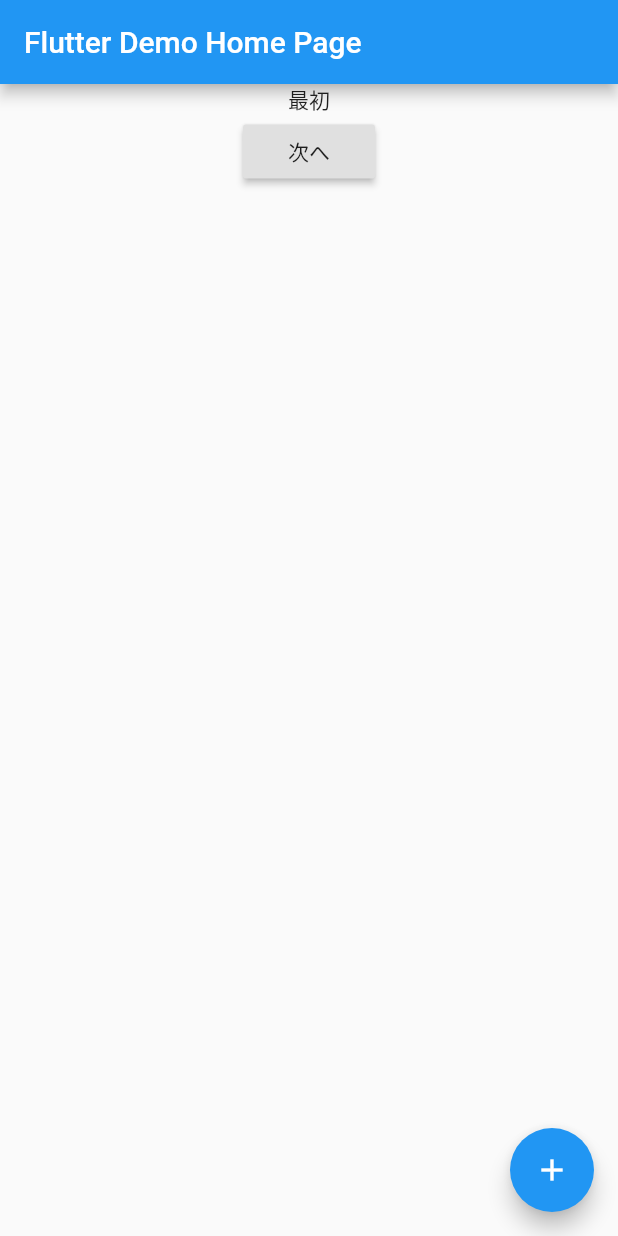
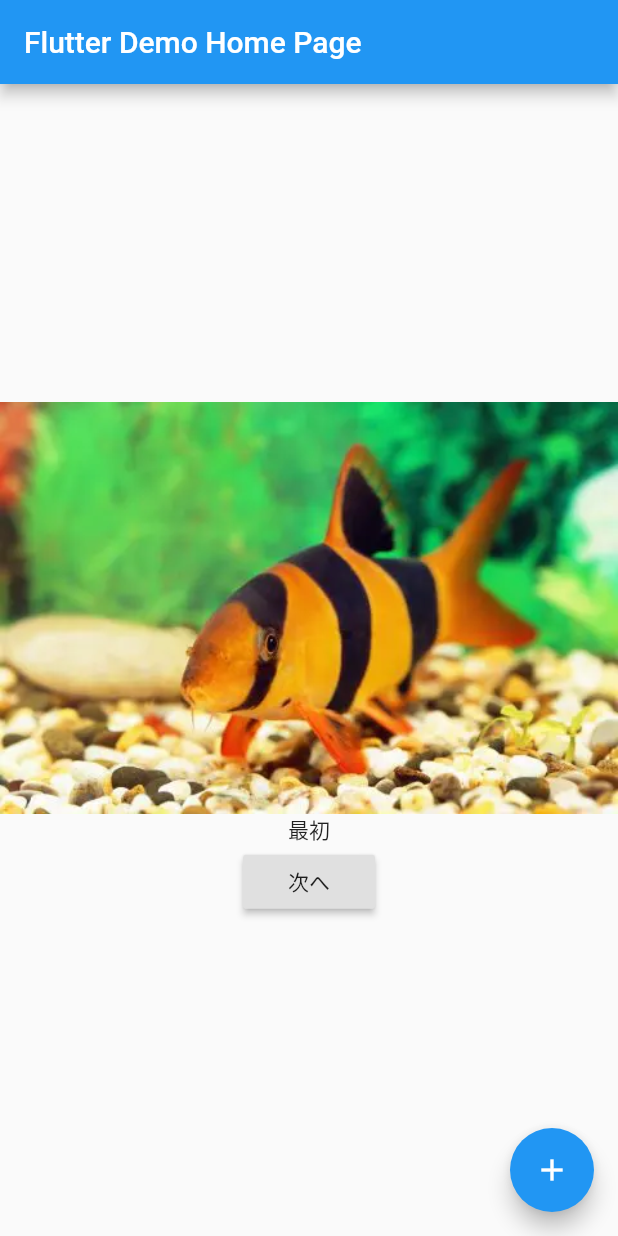
Before and after one commit to polysan/flutterMyApp, a Flutter app: the screen it shows after launch, on a phone screen of 412 x 824 dp. Run offline on Flutter 3.47's test engine with Material 2 defaults, Android fonts, the phone set to English and light mode, and no system bars.

Commit message:
画像を貼り付け

```diff
--- a/lib/main.dart
+++ b/lib/main.dart
@@ -57,7 +57,17 @@ String text = '最初';
       ),
       body: Center(
         child:Column(
+          // 上下中央寄せ
+          mainAxisAlignment: MainAxisAlignment.center,
           children: [
+            // フォルダから画像を表示
+            Image.asset('images/crown.jpg'),
+            // web上から画像を貼り付け①
+            // const Image(
+            //   image: NetworkImage('https://flutter.github.io/assets-for-api-docs/assets/widgets/owl.jpg'),
+            // ),
+            // web上から画像を貼り付け②
+            // Image.network('https://flutter.github.io/assets-for-api-docs/assets/widgets/owl-2.jpg'),
             Text(text),
             RaisedButton (
               child: Text('次へ'),
@@ -73,6 +83,7 @@ String text = '最初';
                 );
                 // text = result;
                 print(result);
+                // setStateをつけないと値が反映されない
                 setState(() {
                   text = result;
                 });
```
Also changed, not shown: pubspec.yaml (+6 -63 lines), images/crown.jpg (added), images/fot.jpg (added).
